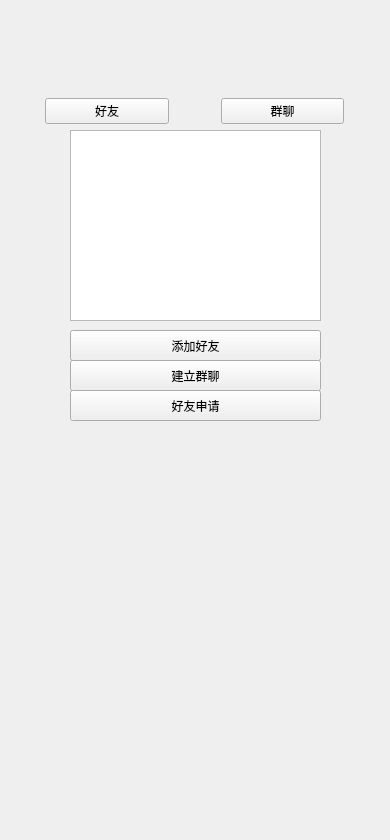
Qt form client/Imitation_QQ/l_friend.ui (Zzzzzya/Chating-Room) before a commit.
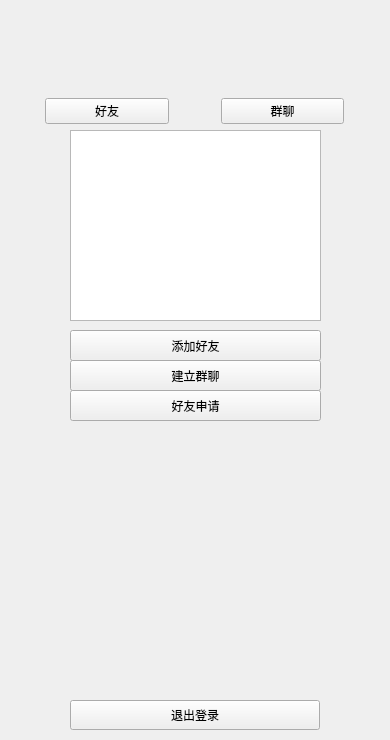
The same form after that commit.

The edit to the form file:
```diff
--- a/client/Imitation_QQ/l_friend.ui
+++ b/client/Imitation_QQ/l_friend.ui
@@ -7,9 +7,21 @@
     <x>0</x>
     <y>0</y>
     <width>390</width>
-    <height>840</height>
+    <height>740</height>
    </rect>
   </property>
+  <property name="minimumSize">
+   <size>
+    <width>390</width>
+    <height>740</height>
+   </size>
+  </property>
+  <property name="maximumSize">
+   <size>
+    <width>390</width>
+    <height>740</height>
+   </size>
+  </property>
   <property name="windowTitle">
    <string>Form</string>
   </property>
@@ -151,6 +163,19 @@
     <string>添加好友</string>
    </property>
   </widget>
+  <widget class="QPushButton" name="btn_logout">
+   <property name="geometry">
+    <rect>
+     <x>70</x>
+     <y>700</y>
+     <width>250</width>
+     <height>30</height>
+    </rect>
+   </property>
+   <property name="text">
+    <string>退出登录</string>
+   </property>
+  </widget>
  </widget>
  <resources/>
  <connections/>
```
